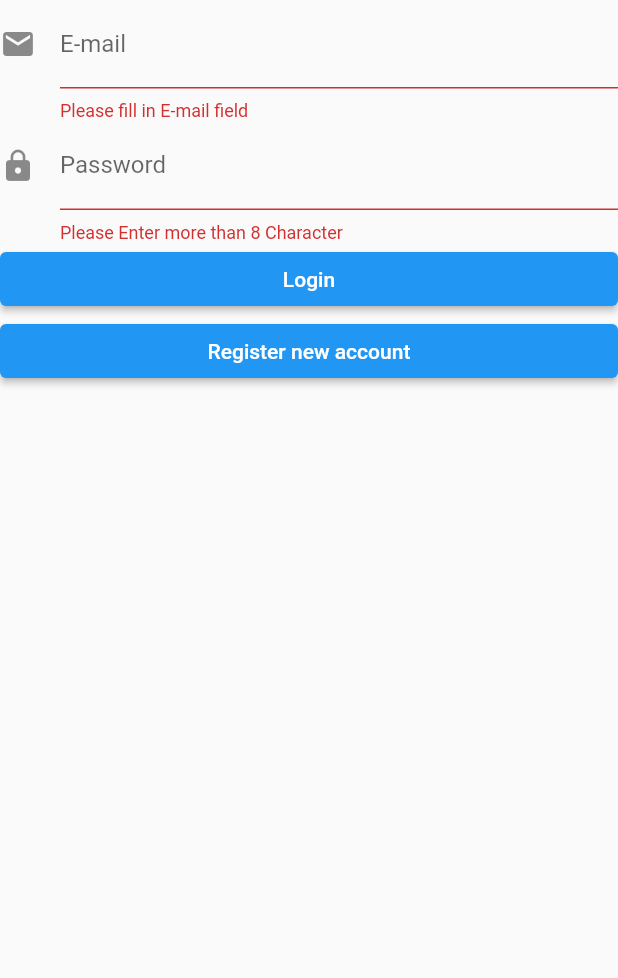
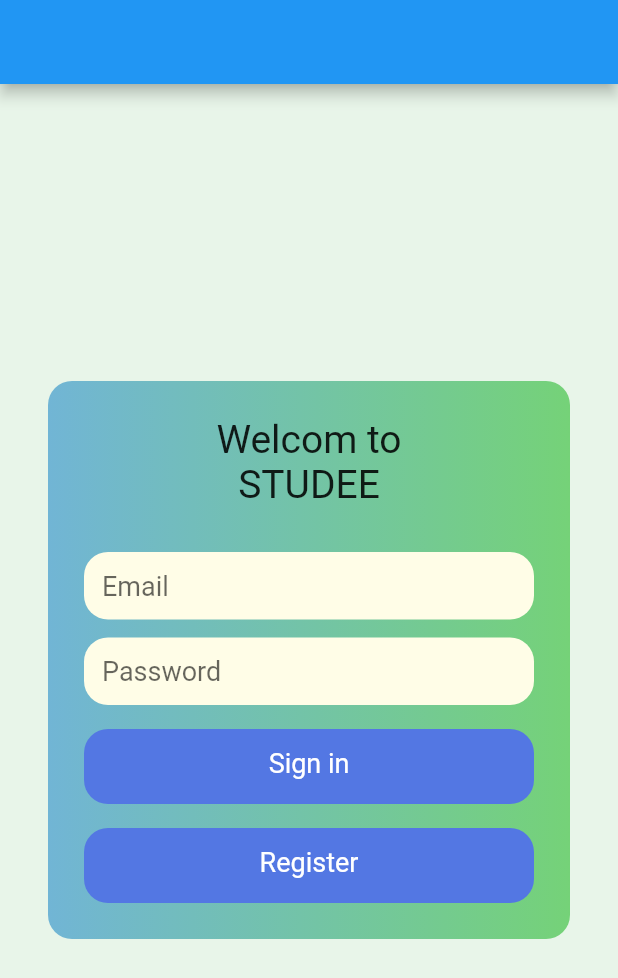
Before and after one commit to Nicezki/Studee, a Flutter app: the LoginPage screen opened directly, on a phone screen of 412 x 824 dp. Shown: the top 978 px of the screen. Run offline on Flutter 3.47's test engine with Material 2 defaults, Android fonts, the phone set to English and light mode, and no system bars; our stand-ins replace cloud_firestore, firebase_auth, firebase_core; accounts and stored records are empty; network calls fail.

Commit message:
up login mai na ja

```diff
--- a/lib/login.dart
+++ b/lib/login.dart
@@ -2,128 +2,90 @@ import 'package:flutter/material.dart';
 import 'package:firebase_auth/firebase_auth.dart';
 
 class LoginPage extends StatefulWidget {
-  const LoginPage({Key? key}) : super(key: key);
+  LoginPage({Key? key}) : super(key: key);
 
   @override
-  _LoginPageState createState() => _LoginPageState();
+  _MyLoginPageState createState() => _MyLoginPageState();
 }
 
-class _LoginPageState extends State<LoginPage> {
-  final _formstate = GlobalKey<FormState>();
-  String? email;
-  String? password;
-  final auth = FirebaseAuth.instance;
-
+class _MyLoginPageState extends State<LoginPage> {
   @override
   Widget build(BuildContext context) {
     return Scaffold(
-        body: Form(
-      autovalidateMode: AutovalidateMode.always,
-      key: _formstate,
-      child: ListView(
-        children: <Widget>[
-          emailTextFormField(),
-          passwordTextFormField(),
-          loginButton(),
-          registerButton(context),
-        ],
-      ),
-    ));
+        appBar: AppBar(
+
+        ),
+        body: Container(
+            color: Colors.green[50],
+            child: Center(
+              child: Container(
+                  decoration: BoxDecoration(
+                      borderRadius: BorderRadius.circular(16),
+                      gradient: LinearGradient(
+                          colors: [Color.fromARGB(255, 113, 181, 213), Color.fromARGB(255, 117, 210, 120)])),
+                  margin: EdgeInsets.all(32),
+                  padding: EdgeInsets.all(24),
+                  child: Column(
+                    mainAxisSize: MainAxisSize.min,
+                    mainAxisAlignment: MainAxisAlignment.center,
+                    children: <Widget>[
+
+          Text("Welcom to", style: TextStyle(fontSize: 26)),
+          Text("STUDEE", style: TextStyle(fontSize: 26)),
+          Text("", style: TextStyle(fontSize: 26)),
+
+
+                      buildTextFieldEmail(),
+                      buildTextFieldPassword(),
+                      buildButtonSignIn(),
+                      buildButtonRegister(),
+                    ],
+                  )),
+            )));
   }
 
-  ElevatedButton registerButton(BuildContext context) {
-    return ElevatedButton(
-      // ignore: prefer_const_constructors
-      child: Text('Register new account'),
-      onPressed: () {
-        print('Goto  Regis pagge');
-        Navigator.pushNamed(context, '/register');
-      },
-    );
+  Container buildButtonSignIn() {
+    return Container(
+        constraints: BoxConstraints.expand(height: 50),
+        child: Text("Sign in",
+            textAlign: TextAlign.center,
+            style: TextStyle(fontSize: 18, color: Colors.white)),
+        decoration: BoxDecoration(
+            borderRadius: BorderRadius.circular(16), color: Color.fromARGB(255, 83, 119, 227)),
+        margin: EdgeInsets.only(top: 16),
+        padding: EdgeInsets.all(12));
   }
 
-  ElevatedButton loginButton() {
-    return ElevatedButton(
-        child: Text('Login'),
-        onPressed: () async {
-          if (_formstate.currentState!.validate()) {
-            print('Valid Form');
-            _formstate.currentState!.save();
-            try {
-              await auth
-                  .signInWithEmailAndPassword(
-                      email: email!, password: password!)
-                  .then((value) {
-                if (value.user!.emailVerified) {
-                  ScaffoldMessenger.of(context).showSnackBar(
-                      const SnackBar(content: Text("Login Pass")));
-                } else {
-                  ScaffoldMessenger.of(context).showSnackBar(
-                      const SnackBar(content: Text("Please verify email")));
-                }
-              }).catchError((reason) {
-                ScaffoldMessenger.of(context).showSnackBar(
-                    const SnackBar(content: Text("Login or Password Invalid")));
-              });
-            } on FirebaseAuthException catch (e) {
-              if (e.code == 'user-not-found') {
-                print('No user found for that email.');
-              } else if (e.code == 'wrong-password') {
-                print('Wrong password provided for that user.');
-              }
-            }
-          } else
-            print('Invalid Form');
-        });
+  Container buildButtonRegister() {
+    return Container(
+        constraints: BoxConstraints.expand(height: 50),
+        child: Text("Register",
+            textAlign: TextAlign.center,
+            style: TextStyle(fontSize: 18, color: Colors.white)),
+        decoration: BoxDecoration(
+            borderRadius: BorderRadius.circular(16), color: Color.fromARGB(255, 83, 119, 227)),
+        margin: EdgeInsets.only(top: 16),
+        padding: EdgeInsets.all(12));
+  }
+  Container buildTextFieldEmail() {
+    return Container(
+        padding: EdgeInsets.all(12),
+        decoration: BoxDecoration(
+            color: Colors.yellow[50], borderRadius: BorderRadius.circular(16)),
+        child: TextField(
+            decoration: InputDecoration.collapsed(hintText: "Email"),
+            style: TextStyle(fontSize: 18)));
   }
 
-
-
-  TextFormField passwordTextFormField() {
-    return TextFormField(
-      onSaved: (value) {
-        password = value!.trim();
-      },
-      validator: (value) {
-        if (value!.length < 8)
-          return 'Please Enter more than 8 Character';
-        else
-          return null;
-      },
-      obscureText: true,
-      keyboardType: TextInputType.text,
-      decoration: const InputDecoration(
-        labelText: 'Password',
-        icon: Icon(Icons.lock),
-      ),
-    );
-  }
-
-  TextFormField emailTextFormField() {
-    return TextFormField(
-      onSaved: (value) {
-        email = value!.trim();
-      },
-      validator: (value) {
-        if (!validateEmail(value!))
-          return 'Please fill in E-mail field';
-        else
-          return null;
-      },
-      keyboardType: TextInputType.emailAddress,
-      textInputAction: TextInputAction.next,
-      decoration: const InputDecoration(
-        labelText: 'E-mail',
-        icon: Icon(Icons.email),
-        hintText: 'x@x.com',
-      ),
-    );
-  }
-
-  bool validateEmail(String value) {
-    RegExp regex = RegExp(
-        r'^(([^<>()[\]\\.,;:\s@\"]+(\.[^<>()[\]\\.,;:\s@\"]+)*)|(\".+\"))@((\[[0-9]{1,3}\.[0-9]{1,3}\.[0-9]{1,3}\.[0-9]{1,3}\])|(([a-zA-Z\-0-9]+\.)+[a-zA-Z]{2,}))$');
-
-    return (!regex.hasMatch(value)) ? false : true;
+  Container buildTextFieldPassword() {
+    return Container(
+        padding: EdgeInsets.all(12),
+        margin: EdgeInsets.only(top: 12),
+        decoration: BoxDecoration(
+            color: Colors.yellow[50], borderRadius: BorderRadius.circular(16)),
+        child: TextField(
+            obscureText: true,
+            decoration: InputDecoration.collapsed(hintText: "Password"),
+            style: TextStyle(fontSize: 18)));
   }
 }
--- a/pubspec.yaml
+++ b/pubspec.yaml
@@ -36,6 +36,7 @@ dependencies:
   cupertino_icons: ^1.0.2
   cloud_firestore: ^3.5.1
   firebase_auth: ^3.4.2
+  firebase_core: ^1.24.0
 
 dev_dependencies:
   flutter_test:
```
Also changed, not shown: pubspec.lock.
